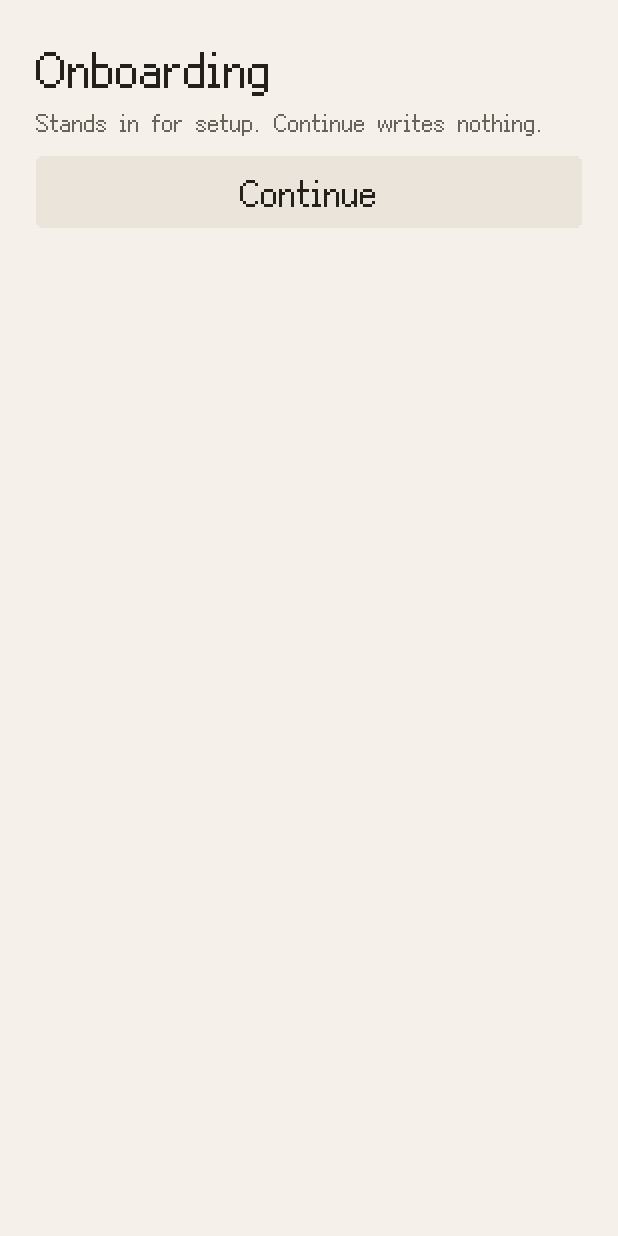
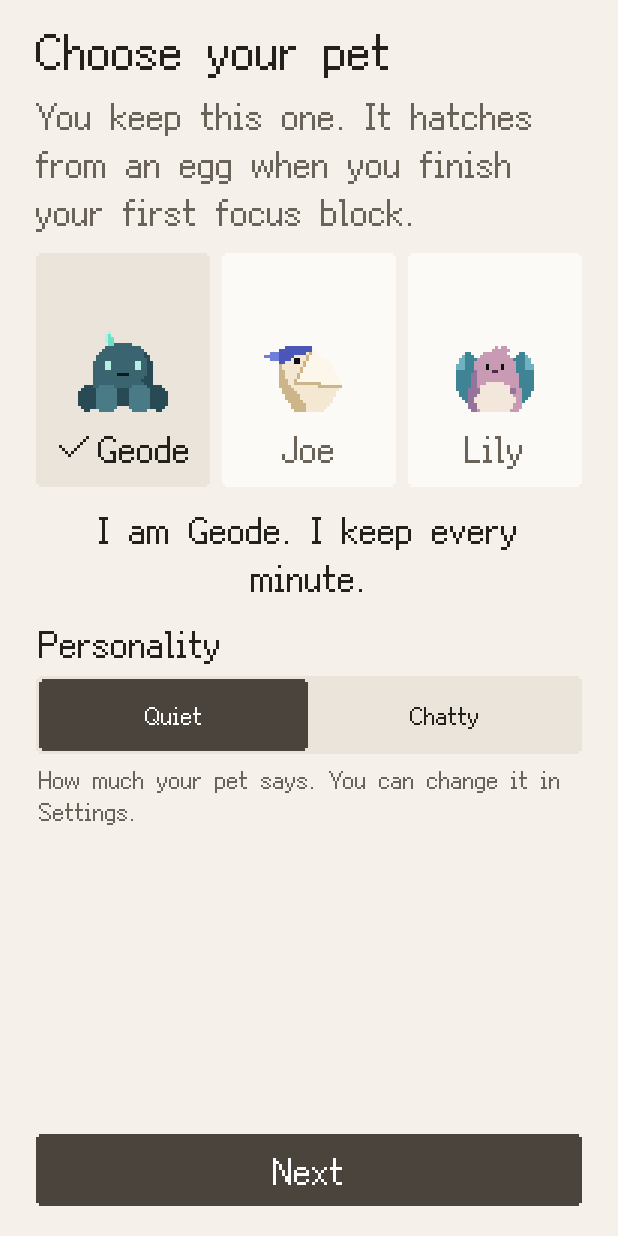
Before and after one commit to heichan2000/Tomo, a Flutter app: the screen it shows after launch, on a phone screen of 412 x 824 dp. Run offline on Flutter 3.47's test engine with Material 3 defaults, Android fonts, the phone set to English and light mode, and no system bars; our stand-ins replace drift, drift_flutter, flutter_riverpod, package_info_plus, shared_preferences; missing offline and left inert: analysis_server_plugin, analyzer; accounts and stored records are empty; generated files the repository leaves out were written again.

Commit message:
Build Onboarding's two screens
Choose your pet and What are you working on?, in lib/onboarding/, writing
nothing until the end. ScreenBody lays out a screen with its buttons at the
foot and scrolls at large text.

Co-Authored-By: Claude Opus 5.5 <noreply@anthropic.com>
Claude-Session: https://claude.ai/code/session_018XfYyPjUYjthSmxX7PF8h1

```diff
--- a/lib/app/placeholder_screens.dart
+++ b/lib/app/placeholder_screens.dart
@@ -9,19 +9,6 @@ import 'routes.dart';
 // Stand-ins for the screens their own tickets build, so the shell and the
 // start-up routing can be used before them. Each goes when its real screen
 // arrives. A builder's tool: their words are not in the copy file.
-
-/// Stands in for Onboarding. *Continue* opens the shell without writing
-/// anything, so the next cold start comes back here.
-class OnboardingPlaceholder extends StatelessWidget {
-  const OnboardingPlaceholder({super.key});
-
-  @override
-  Widget build(BuildContext context) => _Placeholder(
-    title: 'Onboarding',
-    note: 'Stands in for setup. Continue writes nothing.',
-    actions: [('Continue', () => finishOnboarding(context))],
-  );
-}
 
 class HomePlaceholder extends StatelessWidget {
   const HomePlaceholder({super.key});
@@ -89,10 +76,9 @@ class _Pushed extends StatelessWidget {
 }
 
 class _Placeholder extends StatelessWidget {
-  const _Placeholder({required this.title, this.note, required this.actions});
+  const _Placeholder({required this.title, required this.actions});
 
   final String title;
-  final String? note;
   final List<(String, VoidCallback)> actions;
 
   @override
@@ -111,7 +97,7 @@ class _Placeholder extends StatelessWidget {
               PixelText(title, step: TypeStep.title),
               SizedBox(height: u(2)),
               PixelText(
-                note ?? 'Placeholder until its own ticket builds it.',
+                'Placeholder until its own ticket builds it.',
                 step: TypeStep.caption,
                 colour: colours.muted,
               ),
--- a/lib/app/providers.dart
+++ b/lib/app/providers.dart
@@ -26,9 +26,7 @@ Never _setAtStartUp() =>
 final logProvider = Provider<Log>((ref) => _setAtStartUp());
 
 /// The diagnostic log itself, for Settings → About → *Share diagnostics*.
-final diagnosticLogProvider = Provider<DiagnosticLog>(
-  (ref) => _setAtStartUp(),
-);
+final diagnosticLogProvider = Provider<DiagnosticLog>((ref) => _setAtStartUp());
 
 /// The open database, its start already reported `ready`.
 final databaseProvider = Provider<TomoDatabase>((ref) => _setAtStartUp());
--- a/lib/app/shell.dart
+++ b/lib/app/shell.dart
@@ -185,7 +185,10 @@ class _ShellLayoutDelegate extends MultiChildLayoutDelegate {
     final bottom = tabs.height + banner.height;
     positionChild(_Part.tabBar, Offset(0, size.height - tabs.height));
     positionChild(_Part.banner, Offset(0, size.height - bottom));
-    final contentHeight = math.max(0.0, size.height - math.max(bottom, keyboard));
+    final contentHeight = math.max(
+      0.0,
+      size.height - math.max(bottom, keyboard),
+    );
     layoutChild(
       _Part.content,
       BoxConstraints.tightFor(width: size.width, height: contentHeight),
--- a/lib/l10n/app_localizations.dart
+++ b/lib/l10n/app_localizations.dart
@@ -629,6 +629,48 @@ abstract class AppLocalizations {
   /// In en, this message translates to:
   /// **'Work'**
   String get tabWork;
+
+  /// Screen reader. The back arrow at the top left of a screen.
+  ///
+  /// In en, this message translates to:
+  /// **'Back'**
+  String get back;
+
+  /// Personality control, the Quiet option (onboarding and Settings).
+  ///
+  /// In en, this message translates to:
+  /// **'Quiet'**
+  String get persQuiet;
+
+  /// Personality control, the Chatty option (onboarding and Settings).
+  ///
+  /// In en, this message translates to:
+  /// **'Chatty'**
+  String get persChatty;
+
+  /// Onboarding 1, the button to the second screen (approved on Tomo Pixel Screens).
+  ///
+  /// In en, this message translates to:
+  /// **'Next'**
+  String get onboardingNext;
+
+  /// Onboarding 2, the primary button (approved on Tomo Pixel Screens). Turned off while the field is empty.
+  ///
+  /// In en, this message translates to:
+  /// **'Done'**
+  String get onboardingDone;
+
+  /// Onboarding 2, the quiet button that finishes without a task (approved on Tomo Pixel Screens).
+  ///
+  /// In en, this message translates to:
+  /// **'Skip'**
+  String get onboardingSkip;
+
+  /// The name of the one project onboarding makes when the user skips "What are you working on?" (chosen by the user, spec §17).
+  ///
+  /// In en, this message translates to:
+  /// **'My work'**
+  String get defaultProject;
 }
 
 class _AppLocalizationsDelegate
--- /dev/null
+++ b/lib/onboarding/onboarding_screens.dart
@@ -0,0 +1,341 @@
+import 'package:flutter/services.dart';
+import 'package:flutter/widgets.dart';
+import 'package:flutter_riverpod/flutter_riverpod.dart';
+import 'package:tomo_core/art/pixel_art.dart';
+import 'package:tomo_core/pet/pet_look.dart';
+import 'package:tomo_core/pet/personality.dart';
+import 'package:tomo_core/pet/species.dart';
+import 'package:tomo_core/result.dart';
+import 'package:tomo_core/tasks/task_service.dart';
+import 'package:tomo_core/voice/pet_moment.dart';
+
+import '../app/providers.dart';
+import '../app/routes.dart';
+import '../l10n/app_localizations.dart';
+import '../pet/pet_view.dart';
+import '../ui/buttons.dart';
+import '../ui/motion.dart';
+import '../ui/pixel_box.dart';
+import '../ui/pixel_icon.dart';
+import '../ui/screen_body.dart';
+import '../ui/segmented.dart';
+import '../ui/sharp_text.dart';
+import '../ui/text_field.dart';
+import '../ui/tomo_theme.dart';
+import '../ui/ui_pixel.dart';
+import '../voice/pet_voice.dart';
+
+// Onboarding (spec §8.2, ADR-0012): two screens, once ever, in the neutral
+// grey of the egg. No account, no permissions, nothing taught.
+//
+// Nothing is written until the second screen is finished or skipped; then
+// one transaction makes the pet, the project and the first task. Cut off
+// before that, the next start opens on the first screen again.
+
+/// Onboarding 1, *Choose your pet*: the three starters, the chosen pet
+/// describing itself, and Quiet / Chatty.
+class PickPetScreen extends StatefulWidget {
+  const PickPetScreen({super.key});
+
+  @override
+  State<PickPetScreen> createState() => _PickPetScreenState();
+}
+
+class _PickPetScreenState extends State<PickPetScreen> {
+  var _species = Species.geode;
+  var _personality = Personality.quiet;
+
+  void _next() => Navigator.of(context).push(
+    PixelPageRoute<void>(
+      settings: const RouteSettings(name: '/onboarding/task'),
+      builder: (_) =>
+          FirstTaskScreen(species: _species, personality: _personality),
+    ),
+  );
+
+  @override
+  Widget build(BuildContext context) {
+    final words = AppLocalizations.of(context);
+    final colours = TomoTheme.of(context);
+    final u = UiPixel.of(context);
+    return ScreenBody(
+      content: [
+        _Heading(title: words.pickTitle, line: words.pickLine),
+        Row(
+          crossAxisAlignment: CrossAxisAlignment.start,
+          children: [
+            for (final species in Species.values) ...[
+              if (species != Species.values.first) SizedBox(width: u(4)),
+              Expanded(
+                child: _PetTile(
+                  species: species,
+                  chosen: species == _species,
+                  onPressed: () => setState(() => _species = species),
+                ),
+              ),
+            ],
+          ],
+        ),
+        PixelText(
+          petLine(
+            words,
+            moment: const SetupMoment(),
+            species: _species,
+            personality: _personality,
+          ),
+          textAlign: TextAlign.center,
+        ),
+        Column(
+          crossAxisAlignment: CrossAxisAlignment.stretch,
+          children: [
+            Padding(
+              padding: EdgeInsets.only(left: u(1)),
+              child: PixelText(words.persLabel),
+            ),
+            SizedBox(height: u(3)),
+            PixelSegmented<Personality>(
+              segments: [
+                Segment(Personality.quiet, words.persQuiet),
+                Segment(Personality.chatty, words.persChatty),
+              ],
+              selected: _personality,
+              onChanged: (value) => setState(() => _personality = value),
+            ),
+            SizedBox(height: u(3)),
+            Padding(
+              padding: EdgeInsets.only(left: u(1)),
+              child: PixelText(
+                words.persHint,
+                step: TypeStep.caption,
+                colour: colours.muted,
+              ),
+            ),
+          ],
+        ),
+      ],
+      bottom: [
+        PixelButton(label: words.onboardingNext, wide: true, onPressed: _next),
+      ],
+    );
+  }
+}
+
+/// A starter on its tile at stage 1 (spec §7.1, 96 pt). The chosen one is
+/// sunken with a check before its name; the others are surface, muted and
+/// still. Shade and the check say which, never a pet's colour.
+class _PetTile extends StatelessWidget {
+  const _PetTile({
+    required this.species,
+    required this.chosen,
+    required this.onPressed,
+  });
+
+  final Species species;
+  final bool chosen;
+  final VoidCallback onPressed;
+
+  @override
+  Widget build(BuildContext context) {
+    final words = AppLocalizations.of(context);
+    final colours = TomoTheme.of(context);
+    final u = UiPixel.of(context);
+    final ink = chosen ? colours.ink : colours.muted;
+    final reduce = MediaQuery.disableAnimationsOf(context);
+    return Pressable(
+      onPressed: onPressed,
+      selected: chosen,
+      inMutuallyExclusiveGroup: true,
+      builder: (context, pressed, ring) {
+        final fill = chosen ? colours.sunken : colours.surface;
+        return PixelBox(
+          fill: pressed ? colours.pressed(fill) : fill,
+          ring: ring ? colours.accent : null,
+          child: Padding(
+            padding: EdgeInsets.fromLTRB(u(2), u(6), u(2), u(5)),
+            child: Column(
+              children: [
+                LayoutBuilder(
+                  // The tile is the button, and its name says what it is.
+                  builder: (context, constraints) => ExcludeSemantics(
+                    child: IgnorePointer(
+                      child: PetView(
+                        look: HatchedLook(
+                          species: species,
+                          movement: reduce ? Movement.reduced : Movement.full,
+                          stage: 1,
+                          // The chosen pet is alive; the others wait, still.
+                          face: chosen ? Face.resting : Face.still,
+                        ),
+                        spot: constraints.maxWidth < PetSpot.setupTile
+                            ? constraints.maxWidth
+                            : PetSpot.setupTile,
+                        semanticLabel: '',
+                      ),
+                    ),
+                  ),
+                ),
+                SizedBox(height: u(3)),
+                Row(
+                  mainAxisAlignment: MainAxisAlignment.center,
+                  children: [
+                    if (chosen) ...[
+                      PixelIcon(IconName.check, colour: ink),
+                      SizedBox(width: u(2)),
+                    ],
+                    Flexible(
+                      child: PixelText(
+                        words.speciesName(species.name),
+                        colour: ink,
+                        textAlign: TextAlign.center,
+                      ),
+                    ),
+                  ],
+                ),
+              ],
+            ),
+          ),
+        );
+      },
+    );
+  }
+}
+
+/// Onboarding 2, *What are you working on?*: one line that becomes both the
+/// first project's name and its first task, or *Skip* for one plain project
+/// and no task.
+class FirstTaskScreen extends ConsumerStatefulWidget {
+  const FirstTaskScreen({
+    super.key,
+    required this.species,
+    required this.personality,
+  });
+
+  final Species species;
+  final Personality personality;
+
+  @override
+  ConsumerState<FirstTaskScreen> createState() => _FirstTaskScreenState();
+}
+
+class _FirstTaskScreenState extends ConsumerState<FirstTaskScreen> {
+  final _line = TextEditingController();
+  var _busy = false;
+  var _failed = false;
+
+  bool get _typed => _line.text.trim().isNotEmpty;
+
+  @override
+  void initState() {
+    super.initState();
+    _line.addListener(() => setState(() {}));
+  }
+
+  @override
+  void dispose() {
+    _line.dispose();
+    super.dispose();
+  }
+
+  /// Writes everything in one go, then puts the shell in onboarding's place.
+  /// [line] null is *Skip*.
+  Future<void> _finish(String? line) async {
+    if (_busy) return;
+    setState(() => _busy = true);
+    final words = AppLocalizations.of(context);
+    final result = await ref
+        .read(onboardingProvider)
+        .complete(
+          species: widget.species,
+          personality: widget.personality,
+          defaultProjectName: words.defaultProject,
+          line: line,
+        );
+    if (!mounted) return;
+    switch (result) {
+      case Success():
+        finishOnboarding(context);
+      case Failure():
+        // Already recorded. Nothing was written, so trying again is safe.
+        setState(() {
+          _busy = false;
+          _failed = true;
+        });
+    }
+  }
+
+  @override
+  Widget build(BuildContext context) {
+    final words = AppLocalizations.of(context);
+    final colours = TomoTheme.of(context);
+    final u = UiPixel.of(context);
+    return ScreenBody(
+      content: [
+        Align(
+          alignment: AlignmentDirectional.centerStart,
+          child: Transform.translate(
+            offset: Offset(-u(6), 0),
+            child: PixelIconButton(
+              icon: PixelIcon(IconName.back, colour: colours.ink),
+              semanticLabel: words.back,
+              onPressed: () => Navigator.of(context).maybePop(),
+            ),
+          ),
+        ),
+        _Heading(title: words.taskTitle, line: words.taskLine),
+        PixelTextField(
+          controller: _line,
+          autofocus: true,
+          inputFormatters: [
+            LengthLimitingTextInputFormatter(maxProjectNameLength),
+          ],
+          onSubmitted: (text) {
+            if (_typed) _finish(text);
+          },
+        ),
+        if (_failed)
+          PixelBox(
+            fill: colours.sunken,
+            child: Padding(
+              padding: EdgeInsets.all(u(5)),
+              child: PixelText(words.error),
+            ),
+          ),
+      ],
+      bottomGap: 5,
+      bottom: [
+        PixelButton(
+          label: words.onboardingDone,
+          wide: true,
+          onPressed: _typed ? () => _finish(_line.text) : null,
+        ),
+        PixelButton(
+          label: words.onboardingSkip,
+          kind: ButtonKind.quietMuted,
+          wide: true,
+          onPressed: () => _finish(null),
+        ),
+      ],
+    );
+  }
+}
+
+/// A screen's title and its one line under it.
+class _Heading extends StatelessWidget {
+  const _Heading({required this.title, required this.line});
+
+  final String title;
+  final String line;
+
+  @override
+  Widget build(BuildContext context) {
+    final u = UiPixel.of(context);
+    return Column(
+      crossAxisAlignment: CrossAxisAlignment.stretch,
+      children: [
+        PixelText(title, step: TypeStep.title),
+        SizedBox(height: u(3)),
+        PixelText(line, colour: TomoTheme.of(context).muted),
+      ],
+    );
+  }
+}
--- /dev/null
+++ b/lib/ui/screen_body.dart
@@ -0,0 +1,156 @@
+import 'dart:math' as math;
+
+import 'package:flutter/rendering.dart';
+import 'package:flutter/widgets.dart';
+
+import 'ui_pixel.dart';
+
+/// A screen's content, as the approved screens lay it out: 6 UI pixels from
+/// the top, 12 from each side, 10 from the bottom, with 6 between parts.
+///
+/// [content] runs down from the top and [bottom] (the screen's buttons) sits
+/// at the foot, with at least 16 UI pixels between them. When it all doesn't
+/// fit, as at large text, the whole screen scrolls, buttons included, rather
+/// than clip (spec §12).
+///
+/// It keeps clear of the status bar, the phone's gesture bar (outside the
+/// shell, which already does), and the keyboard when one is up.
+class ScreenBody extends StatelessWidget {
+  const ScreenBody({
+    super.key,
+    required this.content,
+    this.bottom = const [],
+    this.bottomGap = 6,
+  });
+
+  final List<Widget> content;
+  final List<Widget> bottom;
+
+  /// UI pixels between the parts of [bottom].
+  final double bottomGap;
+
+  /// [parts], with [gap] UI pixels between each.
+  static List<Widget> spaced(
+    BuildContext context,
+    List<Widget> parts,
+    num gap,
+  ) {
+    final u = UiPixel.of(context);
+    return [
+      for (final (i, part) in parts.indexed) ...[
+        if (i > 0) SizedBox(height: u(gap)),
+        part,
+      ],
+    ];
+  }
+
+  @override
+  Widget build(BuildContext context) {
+    final u = UiPixel.of(context);
+    final keyboard = MediaQuery.viewInsetsOf(context).bottom;
+    final padding = EdgeInsets.fromLTRB(u(12), u(6), u(12), u(10));
+    Widget column(List<Widget> parts, num gap) => Column(
+      crossAxisAlignment: CrossAxisAlignment.stretch,
+      children: spaced(context, parts, gap),
+    );
+    return SafeArea(
+      child: Padding(
+        padding: EdgeInsets.only(bottom: keyboard),
+        child: LayoutBuilder(
+          builder: (context, viewport) => SingleChildScrollView(
+            padding: padding,
+            child: _ContentAndFoot(
+              // The approved screens' "grow": at least 4 UI pixels, with the
+              // usual gap on each side.
+              gap: u(16),
+              // Inside the padding, the screen is that much shorter.
+              minHeight: math.max(0, viewport.maxHeight - padding.vertical),
+              children: [column(content, 6), column(bottom, bottomGap)],
+            ),
+          ),
+        ),
+      ),
+    );
+  }
+}
+
+/// Two children: the first at the top, the second at the foot of at least
+/// [minHeight], and at least [gap] apart.
+class _ContentAndFoot extends MultiChildRenderObjectWidget {
+  const _ContentAndFoot({
+    required this.gap,
+    required this.minHeight,
+    required super.children,
+  });
+
+  final double gap;
+  final double minHeight;
+
+  @override
+  RenderObject createRenderObject(BuildContext context) =>
+      _RenderContentAndFoot(gap: gap, minHeight: minHeight);
+
+  @override
+  void updateRenderObject(
+    BuildContext context,
+    _RenderContentAndFoot renderObject,
+  ) => renderObject
+    ..gap = gap
+    ..minHeight = minHeight;
+}
+
+class _Slot extends ContainerBoxParentData<RenderBox> {}
+
+class _RenderContentAndFoot extends RenderBox
+    with
+        ContainerRenderObjectMixin<RenderBox, _Slot>,
+        RenderBoxContainerDefaultsMixin<RenderBox, _Slot> {
+  _RenderContentAndFoot({required double gap, required double minHeight})
+    : _gap = gap,
+      _minHeight = minHeight;
+
+  double _gap;
+  set gap(double value) {
+    if (value == _gap) return;
+    _gap = value;
+    markNeedsLayout();
+  }
+
+  double _minHeight;
+  set minHeight(double value) {
+    if (value == _minHeight) return;
+    _minHeight = value;
+    markNeedsLayout();
+  }
+
+  @override
+  void setupParentData(RenderBox child) {
+    if (child.parentData is! _Slot) child.parentData = _Slot();
+  }
+
+  @override
+  void performLayout() {
+    final width = BoxConstraints.tightFor(width: constraints.maxWidth);
+    final content = firstChild!..layout(width, parentUsesSize: true);
+    final foot = childAfter(content)!..layout(width, parentUsesSize: true);
+    final hasFoot = foot.size.height > 0;
+    final height = math.max(
+      _minHeight,
+      content.size.height + (hasFoot ? _gap + foot.size.height : 0),
+    );
+    size = constraints.constrain(Size(constraints.maxWidth, height));
+    (content.parentData! as _Slot).offset = Offset.zero;
+    (foot.parentData! as _Slot).offset = Offset(
+      0,
+      size.height - foot.size.height,
+    );
+  }
+
+  @override
+  void paint(PaintingContext context, Offset offset) =>
+      defaultPaint(context, offset);
+
+  @override
+  bool hitTestChildren(BoxHitTestResult result, {required Offset position}) =>
+      defaultHitTestChildren(result, position: position);
+}
```
Also changed, not shown: lib/app/routes.dart (+12 -8 lines), lib/l10n/app_en.arb (+28 -0 lines), lib/l10n/app_localizations_en.dart (+21 -0 lines), 2 other files.
